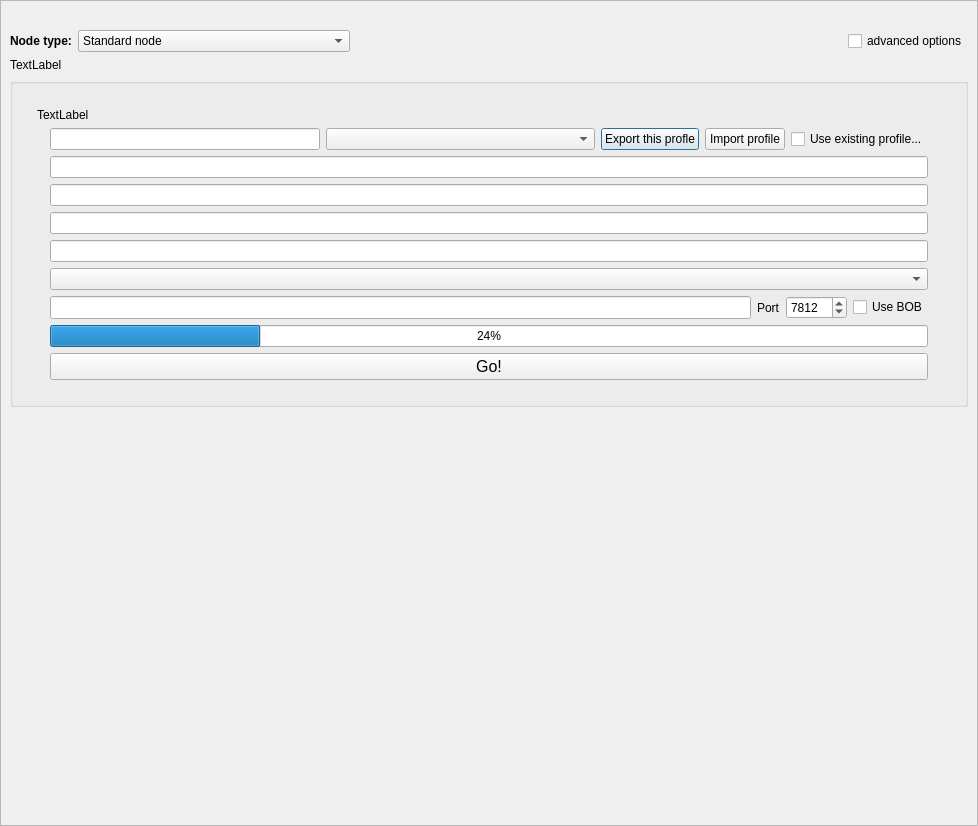
This is retroshare-gui/src/gui/GenCertDialog.ui in RetroShare/RetroShare as Qt 5 draws it before an edit. The edited form follows.
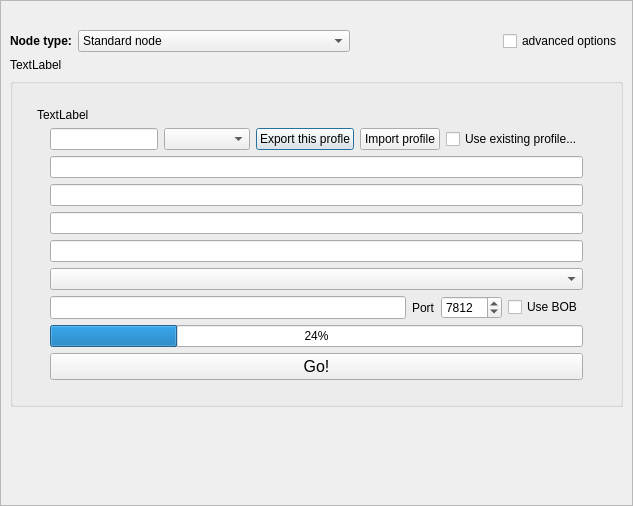
This is the edited form. Icons and pictures are not drawn.

Commit message: fix ui width & height back to normal size

The edit to the form file:
```diff
--- a/retroshare-gui/src/gui/GenCertDialog.ui
+++ b/retroshare-gui/src/gui/GenCertDialog.ui
@@ -6,8 +6,8 @@
    <rect>
     <x>0</x>
     <y>0</y>
-    <width>978</width>
-    <height>826</height>
+    <width>633</width>
+    <height>506</height>
    </rect>
   </property>
   <property name="windowTitle">
```
The commit also changes 8 other files.
